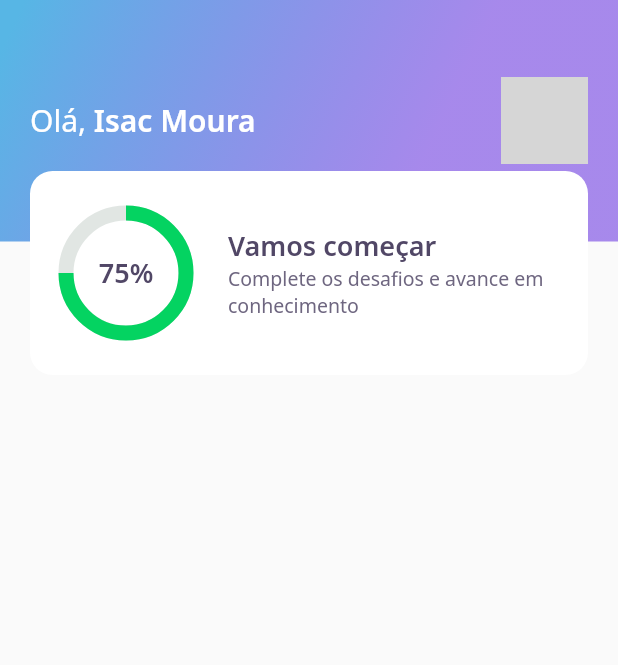
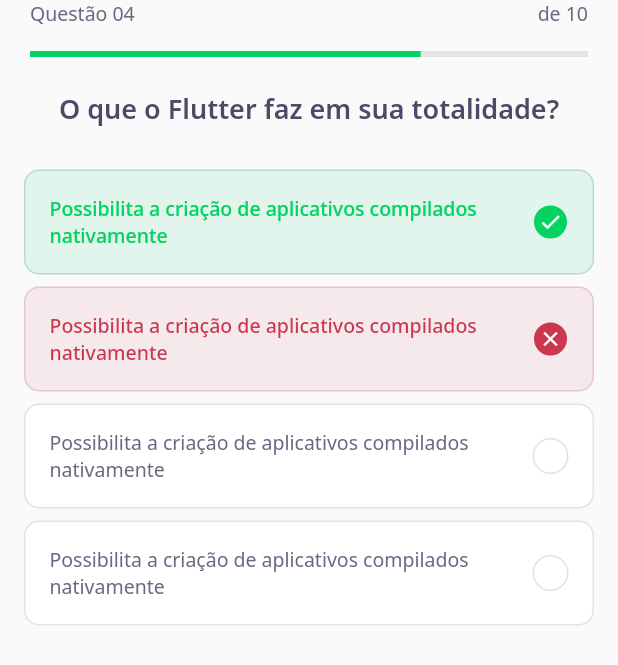
Before and after one commit to isacmoura/DevQuiz, a Flutter app: the screen it shows after launch, on a phone screen of 412 x 824 dp. Shown: the top 665 px of the screen. Run offline on Flutter 3.47's test engine with Material 2 defaults, Android fonts, the phone set to English and light mode, and no system bars; our stand-ins replace google_fonts; grey boxes are pictures that could not be loaded.

Commit message:
Creating score_card, answer and quiz widgets

```diff
--- /dev/null
+++ b/lib/challenge/challenge_page.dart
@@ -0,0 +1,26 @@
+import 'package:devquiz/challenge/widgets/questionIndicator/question_indicator_widget.dart';
+import 'package:devquiz/challenge/widgets/quizWidget/quiz_widget.dart';
+import 'package:flutter/material.dart';
+
+class ChallengePage extends StatefulWidget {
+  ChallengePage({Key? key}) : super(key: key);
+
+  @override
+  _ChallengePageState createState() => _ChallengePageState();
+}
+
+class _ChallengePageState extends State<ChallengePage> {
+  @override
+  Widget build(BuildContext context) {
+    return Scaffold(
+      appBar: PreferredSize(
+        child: SafeArea(
+          top: true,
+          child: QuestionIndicatorWidget()
+        ),
+        preferredSize: Size.fromHeight(60),
+      ),
+      body: QuizWidget(title: "O que o Flutter faz em sua totalidade?"),
+    );
+  }
+}
--- /dev/null
+++ b/lib/challenge/widgets/answerWidget/answer_widget.dart
@@ -0,0 +1,72 @@
+import 'package:devquiz/core/core.dart';
+import 'package:flutter/material.dart';
+
+class AnswerWidget extends StatelessWidget {
+  final String title;
+  final bool isRight;
+  final bool isSelected;
+
+  const AnswerWidget({
+    Key? key,
+    required this.title,
+    this.isRight = false,
+    this.isSelected = false
+  }) : super(key: key);
+
+  Color get _selectedColorRight => isRight ? AppColors.darkGreen : AppColors.darkRed;
+
+  Color get _selectedBorderRight => isRight ? AppColors.lightGreen : AppColors.lightRed;
+
+  Color get _selectedColorCardRight => isRight ? AppColors.lightGreen : AppColors.lightRed;
+
+  Color get _selectedBorderCardRight => isRight ? AppColors.green : AppColors.red;
+
+  TextStyle get _selectedTextStyleRight => isRight ? AppTextStyles.bodyDarkGreen : AppTextStyles.bodyDarkRed;
+
+  IconData get _selectedIconRight => isRight ? Icons.check : Icons.close;
+
+  @override
+  Widget build(BuildContext context) {
+    return Padding(
+      padding: const EdgeInsets.symmetric(horizontal: 16, vertical: 4),
+      child: Container(
+        padding: const EdgeInsets.all(16),
+        decoration: BoxDecoration(
+            color: isSelected ? _selectedColorCardRight : AppColors.white,
+            borderRadius: BorderRadius.circular(10),
+            border: Border.fromBorderSide(
+              BorderSide(
+                color: isSelected ? _selectedBorderCardRight : AppColors.border)
+              )),
+        child: Row(
+          mainAxisAlignment: MainAxisAlignment.spaceBetween,
+          children: [
+            Expanded(
+              child: Text(
+                title,
+                style: isSelected ? _selectedTextStyleRight : AppTextStyles.body,
+              ),
+            ),
+            Container(
+              decoration: BoxDecoration(
+                color: isSelected ? _selectedColorRight : AppColors.white,
+                borderRadius: BorderRadius.circular(500),
+                border: Border.fromBorderSide(
+                  BorderSide(
+                    color: isSelected ? _selectedBorderRight : AppColors.border)
+                  )
+              ),
+              height: 24,
+              width: 24,
+              child: isSelected ? Icon(
+                _selectedIconRight,
+                size: 16,
+                color: Colors.white,
+              ) : null,
+            )
+          ],
+        ),
+      ),
+    );
+  }
+}
--- /dev/null
+++ b/lib/challenge/widgets/questionIndicator/question_indicator_widget.dart
@@ -0,0 +1,35 @@
+import 'package:devquiz/core/app_text_styles.dart';
+import 'package:devquiz/shared/widgets/progressIndicator/progress_indicator_widget.dart';
+import 'package:flutter/material.dart';
+
+class QuestionIndicatorWidget extends StatelessWidget {
+  const QuestionIndicatorWidget({Key? key}) : super(key: key);
+
+  @override
+  Widget build(BuildContext context) {
+    return Container(
+      padding: const EdgeInsets.symmetric(horizontal: 20),
+      child: Column(
+        children: [
+          Row(
+            mainAxisAlignment: MainAxisAlignment.spaceBetween,
+            children: [
+              Text(
+                "Questão 04",
+                style: AppTextStyles.body,
+              ),
+              Text(
+                "de 10",
+                style: AppTextStyles.body,
+              ),
+            ],
+          ),
+          Padding(
+            padding: const EdgeInsets.only(top: 16),
+            child: ProgressIndicatorWidget(value: 0.7),
+          )
+        ],
+      ),
+    );
+  }
+}
--- /dev/null
+++ b/lib/challenge/widgets/quizWidget/quiz_widget.dart
@@ -0,0 +1,41 @@
+import 'package:devquiz/challenge/widgets/answerWidget/answer_widget.dart';
+import 'package:devquiz/core/app_text_styles.dart';
+import 'package:flutter/material.dart';
+
+class QuizWidget extends StatelessWidget {
+  final String title;
+  const QuizWidget({Key? key, required this.title}) : super(key: key);
+
+  @override
+  Widget build(BuildContext context) {
+    return Container(
+      child: Column(
+        children: [
+          Text(
+            title,
+            style: AppTextStyles.heading,
+          ),
+          Padding(
+            padding: const EdgeInsets.only(top: 24),
+          ),
+          AnswerWidget(
+            isRight: true,
+            isSelected: true,
+            title: "Possibilita a criação de aplicativos compilados nativamente"
+          ),
+          AnswerWidget(
+            isRight: false,
+            isSelected: true,
+            title: "Possibilita a criação de aplicativos compilados nativamente"
+          ),
+          AnswerWidget(
+            title: "Possibilita a criação de aplicativos compilados nativamente"
+          ),
+          AnswerWidget(
+            title: "Possibilita a criação de aplicativos compilados nativamente"
+          ),
+        ],
+      ),
+    );
+  }
+}
--- a/lib/core/app_text_styles.dart
+++ b/lib/core/app_text_styles.dart
@@ -68,6 +68,7 @@ class AppTextStyles {
     fontSize: 20,
     fontWeight: FontWeight.normal,
   );
+
   static final TextStyle bodyLightGrey20 = GoogleFonts.notoSans(
     color: AppColors.lightGrey,
     fontSize: 20,
@@ -79,9 +80,26 @@ class AppTextStyles {
     fontSize: 20,
     fontWeight: FontWeight.normal,
   );
+
   static final TextStyle body11 = GoogleFonts.notoSans(
     color: AppColors.grey,
     fontSize: 11,
     fontWeight: FontWeight.normal,
   );
+
+  static final TextStyle levelButtonFacil =
+      GoogleFonts.notoSans(color: AppColors.levelButtonTextFacil, fontSize: 13);
+
+  static final TextStyle levelButtonMedio =
+      GoogleFonts.notoSans(color: AppColors.levelButtonTextMedio, fontSize: 13);
+
+  static final TextStyle levelButtonDificil = GoogleFonts.notoSans(
+    color: AppColors.levelButtonTextDificil,
+    fontSize: 13,
+  );
+
+  static final TextStyle levelButtonPerito = GoogleFonts.notoSans(
+    color: AppColors.levelButtonTextPerito,
+    fontSize: 13,
+  );
 }
--- a/lib/core/app_widget.dart
+++ b/lib/core/app_widget.dart
@@ -1,4 +1,4 @@
-import 'package:devquiz/home/home_page.dart';
+import 'package:devquiz/challenge/challenge_page.dart';
 import 'package:flutter/material.dart';
 
 class AppWidget extends StatelessWidget {
@@ -6,7 +6,7 @@ class AppWidget extends StatelessWidget {
   Widget build(BuildContext context) {
     return MaterialApp(
       title: "DevQuiz",
-      home: HomePage(),
+      home: ChallengePage(),
     );
   }
 }
--- a/lib/home/widgets/scoreCard/score_card_widget.dart
+++ b/lib/home/widgets/scoreCard/score_card_widget.dart
@@ -11,12 +11,10 @@ class ScoreCardWidget extends StatelessWidget {
     return Padding(
       padding: const EdgeInsets.symmetric(horizontal: 20),
       child: Container(
-        padding: const EdgeInsets.only(left: 20),
+        padding: const EdgeInsets.symmetric(horizontal: 24),
         height: 136,
         decoration: BoxDecoration(
-          color: AppColors.white,
-          borderRadius: BorderRadius.circular(15)
-        ),
+            color: AppColors.white, borderRadius: BorderRadius.circular(15)),
         child: Row(
           crossAxisAlignment: CrossAxisAlignment.center,
           children: [
@@ -32,9 +30,14 @@ class ScoreCardWidget extends StatelessWidget {
                   mainAxisAlignment: MainAxisAlignment.center,
                   crossAxisAlignment: CrossAxisAlignment.start,
                   children: [
-                    Text("Vamos começar", style: AppTextStyles.heading,),
-                    Text("Complete os desafios e avance em conhecimento", style: AppTextStyles.body)
-                ],),
+                    Text(
+                      "Vamos começar",
+                      style: AppTextStyles.heading,
+                    ),
+                    Text("Complete os desafios e avance em conhecimento",
+                        style: AppTextStyles.body)
+                  ],
+                ),
               ),
             )
           ],
--- /dev/null
+++ b/lib/shared/widgets/progressIndicator/progress_indicator_widget.dart
@@ -0,0 +1,16 @@
+import 'package:devquiz/core/app_colors.dart';
+import 'package:flutter/material.dart';
+
+class ProgressIndicatorWidget extends StatelessWidget {
+  final double value;
+  const ProgressIndicatorWidget({Key? key, required this.value}) : super(key: key);
+
+  @override
+  Widget build(BuildContext context) {
+    return LinearProgressIndicator(
+      value: value,
+      backgroundColor: AppColors.chartSecondary,
+      valueColor: AlwaysStoppedAnimation<Color>(AppColors.chartPrimary),
+    );
+  }
+}
```
Also changed, not shown: lib/home/home_page.dart (+39 -0 lines), lib/home/widgets/levelButton/level_button_widget.dart (added, +54 -0 lines), lib/home/widgets/quizCard/quiz_card_widget.dart (added, +55 -0 lines), 2 other files.
